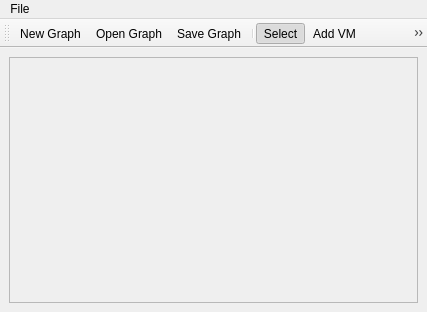
First picture: the form in DCGUI/Windows/DemandGraphEditor.ui, repository DanielZorin/DataCenters, before the edit.
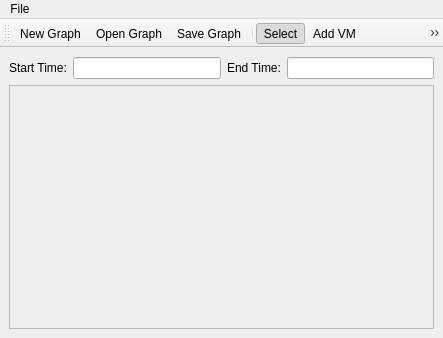
Second picture: the form after the edit. Icons and pictures are not drawn.

Commit message: Demand start time and end time

Patch:
```diff
--- a/DCGUI/Windows/DemandGraphEditor.ui
+++ b/DCGUI/Windows/DemandGraphEditor.ui
@@ -9,8 +9,8 @@
    <rect>
     <x>0</x>
     <y>0</y>
-    <width>427</width>
-    <height>312</height>
+    <width>443</width>
+    <height>338</height>
    </rect>
   </property>
   <property name="windowTitle">
@@ -31,8 +31,28 @@
 }</string>
   </property>
   <widget class="QWidget" name="centralwidget">
-   <layout class="QVBoxLayout" name="verticalLayout">
-    <item>
+   <layout class="QGridLayout" name="gridLayout">
+    <item row="0" column="0">
+     <widget class="QLabel" name="label">
+      <property name="text">
+       <string>Start Time:</string>
+      </property>
+     </widget>
+    </item>
+    <item row="0" column="1">
+     <widget class="QLineEdit" name="startTime"/>
+    </item>
+    <item row="0" column="2">
+     <widget class="QLabel" name="label_2">
+      <property name="text">
+       <string>End Time:</string>
+      </property>
+     </widget>
+    </item>
+    <item row="0" column="3">
+     <widget class="QLineEdit" name="endTime"/>
+    </item>
+    <item row="1" column="0" colspan="4">
      <layout class="QHBoxLayout" name="horizontalLayout">
       <item>
        <widget class="QScrollArea" name="graphArea">
@@ -60,7 +80,7 @@
     <rect>
      <x>0</x>
      <y>0</y>
-     <width>427</width>
+     <width>443</width>
      <height>20</height>
     </rect>
    </property>
```
Left out of the diff: 38 changed lines with no effect on the pictures. The commit also changes 6 other files.
